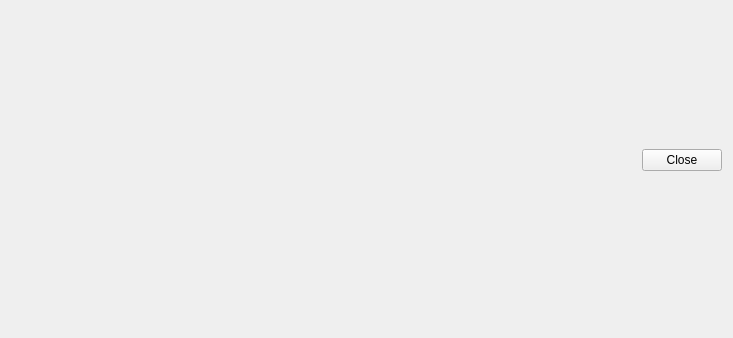
The window that reviewdialog.ui (t123yh/Memorized) describes before a commit, drawn with Qt 5; both pictures show x 0 to 733 and y 198 to 536 of the 733 by 536 pixel window.
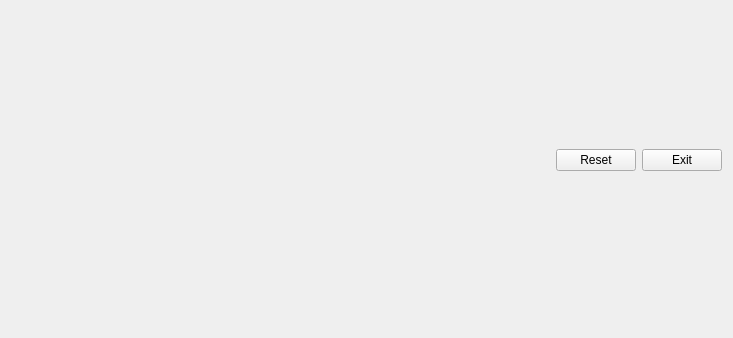
The same window after the commit.

Commit message: Finish review dialog.

```diff
--- a/reviewdialog.ui
+++ b/reviewdialog.ui
@@ -49,14 +49,35 @@
     <layout class="QVBoxLayout" name="layout_Review"/>
    </item>
    <item>
-    <widget class="QDialogButtonBox" name="buttonBox">
-     <property name="orientation">
-      <enum>Qt::Horizontal</enum>
-     </property>
-     <property name="standardButtons">
-      <set>QDialogButtonBox::Close</set>
-     </property>
-    </widget>
+    <layout class="QHBoxLayout" name="horizontalLayout_2">
+     <item>
+      <spacer name="horizontalSpacer">
+       <property name="orientation">
+        <enum>Qt::Horizontal</enum>
+       </property>
+       <property name="sizeHint" stdset="0">
+        <size>
+         <width>40</width>
+         <height>20</height>
+        </size>
+       </property>
+      </spacer>
+     </item>
+     <item>
+      <widget class="QPushButton" name="btn_Reset">
+       <property name="text">
+        <string>Reset</string>
+       </property>
+      </widget>
+     </item>
+     <item>
+      <widget class="QPushButton" name="btn_Exit">
+       <property name="text">
+        <string>Exit</string>
+       </property>
+      </widget>
+     </item>
+    </layout>
    </item>
   </layout>
  </widget>
```
Left out of the diff: 35 changed lines with no effect on the pictures. The commit also changes 4 other files.
